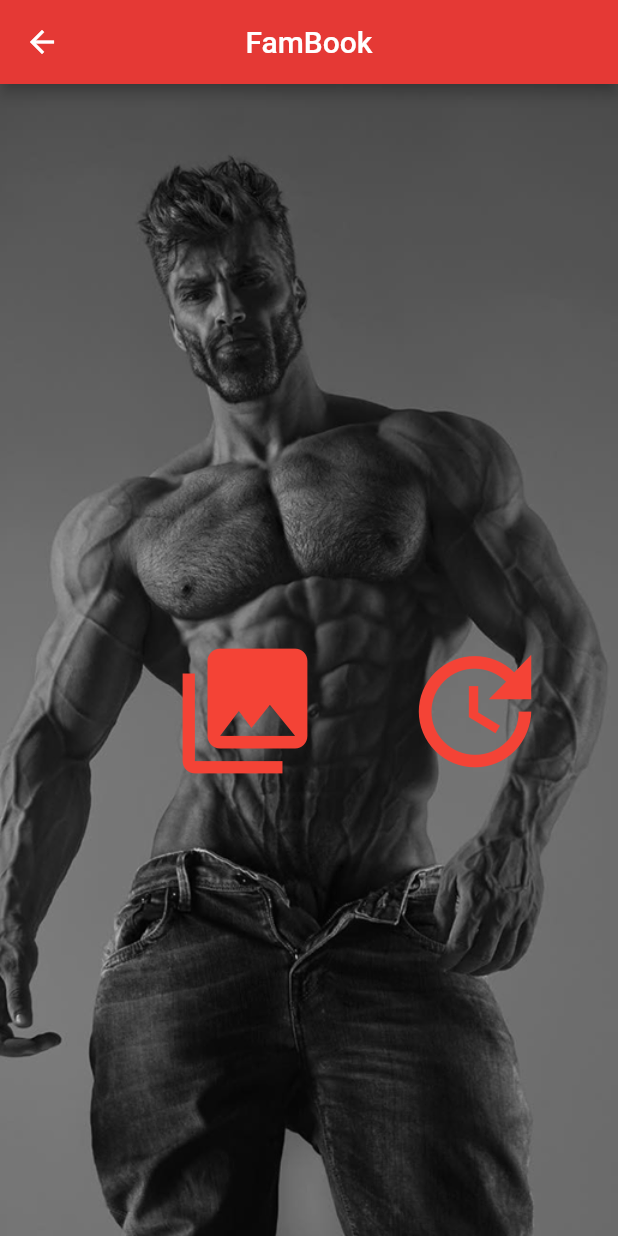
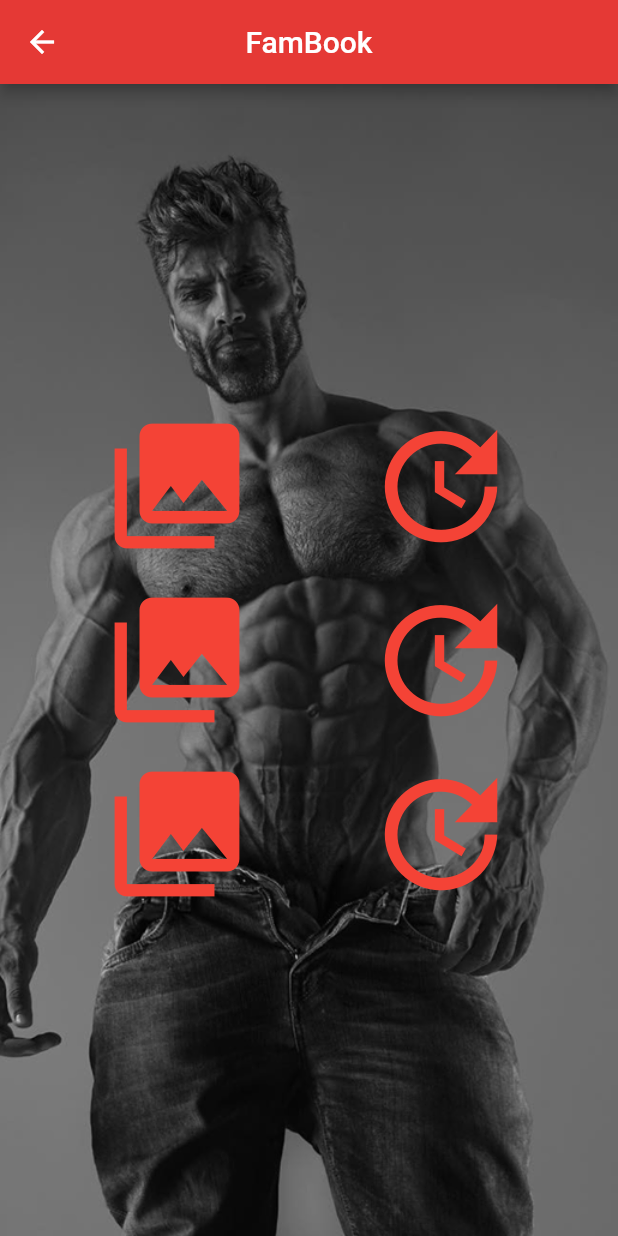
Before and after one commit to jacoblinden/Leo_jacob_app, a Flutter app: the screen it shows after launch, after a tap on the "update" icon, on a phone screen of 412 x 824 dp. Run offline on Flutter 3.47's test engine with Material 2 defaults, Android fonts, the phone set to English and light mode, and no system bars.

Commit message:
Merge remote-tracking branch 'origin/master'
# Conflicts:
#	lib/main.dart

```diff
--- a/lib/main.dart
+++ b/lib/main.dart
@@ -1,3 +1,4 @@
+import 'package:flutter/cupertino.dart';
 import 'package:flutter/material.dart';
 import 'package:flutter/services.dart';
 
@@ -30,7 +31,8 @@ class Home extends StatelessWidget {
                   mainAxisAlignment: MainAxisAlignment.spaceEvenly,
                   children: <Widget>[
                     IconButton(
-                      icon: Icon(Icons.photo_library, size: 100, color: Colors.red),
+                      icon: Icon(Icons.photo_library,  color: Colors.red),
+                      iconSize: 100,
                       tooltip: 'Change your background',
                       onPressed: (){
                         Navigator.push(
@@ -40,8 +42,67 @@ class Home extends StatelessWidget {
                       },
                     ),
                     IconButton(
-                      icon: Icon(Icons.update, size: 100, color: Colors.red),
+                      icon: Icon(Icons.update, color: Colors.red),
+                      iconSize: 100,
+                      tooltip: 'Update your statusfeed',
+                      onPressed: (){
+                        Navigator.push(
+                          context,
+                          MaterialPageRoute(builder: (context) => Home()),
+                        );
+                      },
+                    ),
+                  ],
+                ),
+              ),
+              Center(
+                child: Row(
+                  mainAxisAlignment: MainAxisAlignment.spaceEvenly,
+                  children: <Widget>[
+                    IconButton(
+                      icon: Icon(Icons.photo_library,  color: Colors.red),
+                      iconSize: 100,
                       tooltip: 'Change your background',
+                      onPressed: (){
+                        Navigator.push(
+                          context,
+                          MaterialPageRoute(builder: (context) => Home()),
+                        );
+                      },
+                    ),
+                    IconButton(
+                      icon: Icon(Icons.update, color: Colors.red),
+                      iconSize: 100,
+                      tooltip: 'Update your statusfeed',
+                      onPressed: (){
+                        Navigator.push(
+                          context,
+                          MaterialPageRoute(builder: (context) => Home()),
+                        );
+                      },
+                    ),
+                  ],
+                ),
+              ),
+              Center(
+                child: Row(
+                  mainAxisAlignment: MainAxisAlignment.spaceEvenly,
+                  children: <Widget>[
+                    IconButton(
+                      icon: Icon(Icons.photo_library,  color: Colors.red),
+                      iconSize: 100,
+                      tooltip: 'Change your background',
+                      onPressed: (){
+                        Navigator.push(
+                          context,
+                          MaterialPageRoute(builder: (context) => Home()),
+                        );
+                      },
+                    ),
+                    IconButton(
+                      icon: Icon(Icons.update, color: Colors.red),
+                      iconSize: 100,
+                      tooltip: 'Update your statusfeed',
                       onPressed: (){
                         Navigator.push(
                           context,
```
